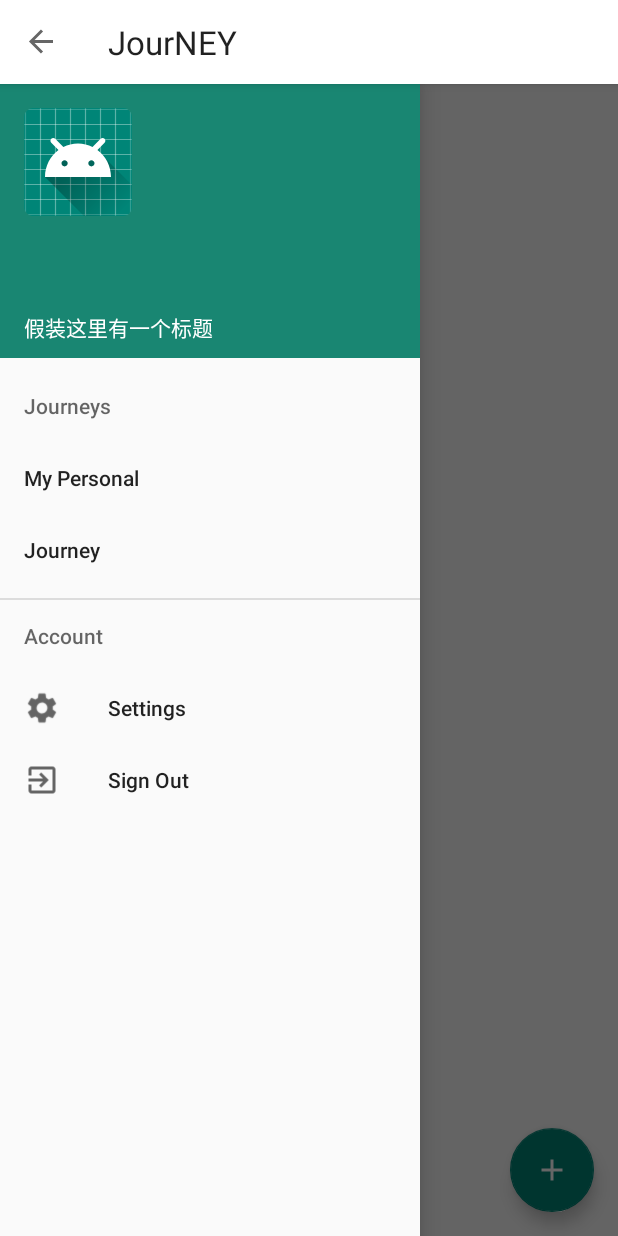
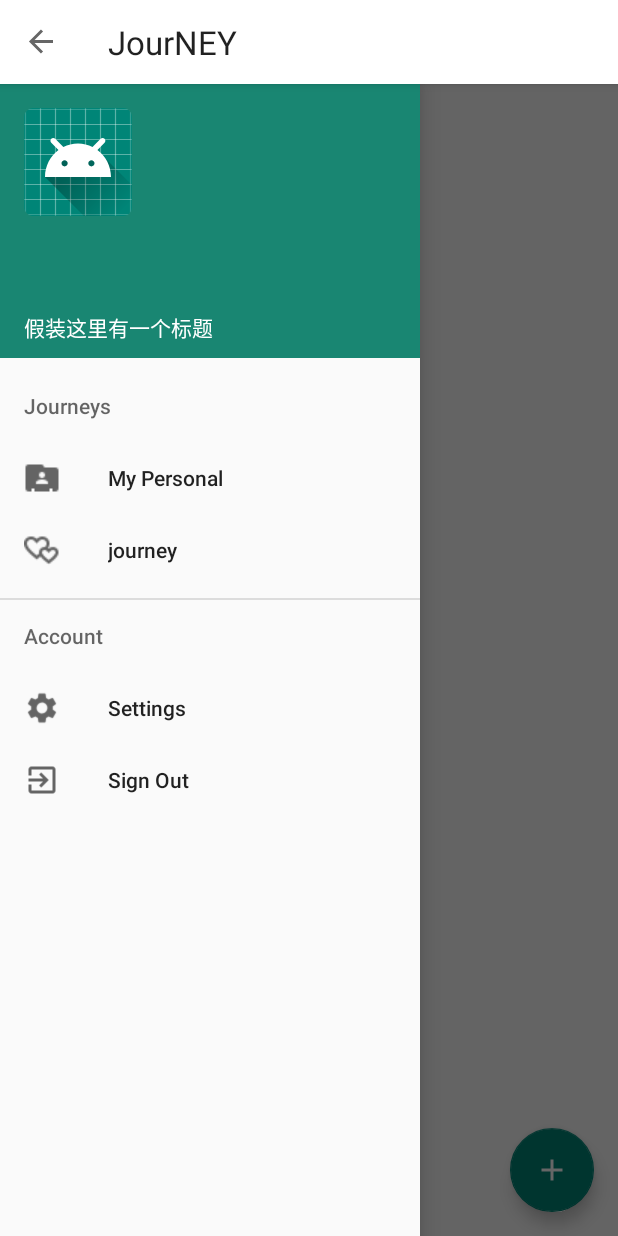
Before and after one commit to Chris4lilv/JOURNEY-Android, an Android app: the screen it shows after launch once a user with an empty profile is signed in (MainActivity), with the side drawer open, on a phone screen of 412 x 824 dp. Run offline under Robolectric (Android 15) with nearby library versions, the phone set to English and light mode, and no system bars; our stand-ins replace Firebase (no records; nobody signed in at launch, a user with empty details on screens opened directly), androidx.preference; 1 statement that could not run was skipped.

```diff
--- a/app/src/main/java/com/example/android/album/DisplayFragment.java
+++ b/app/src/main/java/com/example/android/album/DisplayFragment.java
@@ -57,12 +57,8 @@ import com.google.firebase.storage.FirebaseStorage;
 import com.google.firebase.storage.StorageReference;
 import com.google.firebase.storage.UploadTask;
 
-import org.w3c.dom.Text;
-
 import java.lang.reflect.Array;
 import java.util.ArrayList;
-import java.util.Arrays;
-import java.util.List;
 
 public class DisplayFragment extends Fragment implements SwipeRefreshLayout.OnRefreshListener {
 
@@ -92,8 +88,7 @@ public class DisplayFragment extends Fragment implements SwipeRefreshLayout.OnRe
 
     private String mCurrentUser;
     private String mDirectory;
-    protected String mWorkspace;
-
+    public String mWorkspace;
 
     @Nullable
     @Override
@@ -238,11 +233,12 @@ public class DisplayFragment extends Fragment implements SwipeRefreshLayout.OnRe
                 return true;
             }
         });
+        return view;
 
 
+    }
 
-        return view;
-    }
+
 
     @Override
     public void onRefresh() {
@@ -311,6 +307,4 @@ public class DisplayFragment extends Fragment implements SwipeRefreshLayout.OnRe
 
         ActivityCompat.startActivity(getActivity(), intent, options.toBundle());
     }
-
-
 }
--- a/app/src/main/java/com/example/android/album/MainActivity.java
+++ b/app/src/main/java/com/example/android/album/MainActivity.java
@@ -5,6 +5,7 @@ import androidx.appcompat.app.ActionBarDrawerToggle;
 import androidx.appcompat.app.AppCompatActivity;
 import androidx.appcompat.widget.Toolbar;
 import androidx.drawerlayout.widget.DrawerLayout;
+import androidx.fragment.app.Fragment;
 import androidx.fragment.app.FragmentManager;
 import androidx.preference.PreferenceFragmentCompat;
 
@@ -23,13 +24,15 @@ import android.view.SubMenu;
 import android.view.View;
 import android.widget.TextView;
 
+import com.bumptech.glide.manager.LifecycleListener;
 import com.google.android.material.navigation.NavigationView;
 import com.google.firebase.auth.FirebaseAuth;
 import com.google.firebase.auth.FirebaseUser;
 
 import java.util.ArrayList;
+import java.util.DuplicateFormatFlagsException;
 
-public class MainActivity extends AppCompatActivity {
+public class MainActivity extends AppCompatActivity{
     //TODO: listview 左边显示日期背景更换
     //TODO：让listview的每一个item透明度低一些
     //TODO：listview的title字体更换
@@ -40,7 +43,7 @@ public class MainActivity extends AppCompatActivity {
     private TextView mUserName;
 
     private String journeyName;
-
+    public Boolean switchToPersonal;
     @Override
     protected void onCreate(Bundle savedInstanceState) {
         super.onCreate(savedInstanceState);
@@ -52,7 +55,7 @@ public class MainActivity extends AppCompatActivity {
         toolbar = findViewById(R.id.toolbar);
         mDrawerLayout = (DrawerLayout) findViewById(R.id.drawer_layout);
 
-
+        switchToPersonal = false;
         //This create the icon at the upper left corner that would change as navigation drawer open
         ActionBarDrawerToggle toggle = new ActionBarDrawerToggle(this,mDrawerLayout,toolbar,R.string.caption_hint,R.string.cancel);
         mDrawerLayout.addDrawerListener(toggle);
@@ -66,23 +69,17 @@ public class MainActivity extends AppCompatActivity {
         fmManager.beginTransaction()
                 .add(R.id.display_fragment,displayFragment).commit();
 
-
         NavigationView nv_left = findViewById(R.id.navigation);
         View headerView = nv_left.getHeaderView(0);
 
         SharedPreferences sharedPreferences = PreferenceManager.getDefaultSharedPreferences(this);
-        journeyName = sharedPreferences.getString("JourneyName", "Journey");
+        journeyName = sharedPreferences.getString("JourneyName", "journey");
 
         Menu menu = nv_left.getMenu();
-        SubMenu journeysMenu = menu.findItem(R.id.journeys_group).getSubMenu();
-        journeysMenu.add(journeyName).setOnMenuItemClickListener(new MenuItem.OnMenuItemClickListener() {
-            @Override
-            public boolean onMenuItemClick(MenuItem item) {
-                displayFragment.mWorkspace = journeyName;
-                displayFragment.changeWorkSpace();
-                return true;
-            }
-        });
+        final SubMenu journeysMenu = menu.findItem(R.id.journeys_group).getSubMenu();
+        final MenuItem newJourney = journeysMenu.add(0,100, 0, journeyName);
+        newJourney.setIcon(R.drawable.romance_heart_24);
+
 
         mUserName = headerView.findViewById(R.id.user_name);
         mUserName.setText(user.getDisplayName());
@@ -91,16 +88,28 @@ public class MainActivity extends AppCompatActivity {
             @Override
             public boolean onNavigationItemSelected(@NonNull MenuItem item) {
                 switch (item.getItemId()) {
+                    case 100:
+                        displayFragment.mWorkspace = journeyName;
+                        switchToPersonal = false;
+                        displayFragment.changeWorkSpace();
+                        newJourney.setIcon(R.drawable.romance_heart_24_filled);
+                        journeysMenu.getItem(0).setIcon(R.drawable.my_personal_icon_24);
+                        mDrawerLayout.closeDrawers();
+                        break;
                     case R.id.my_personal_journey:
                         displayFragment.mWorkspace = "personal";
+                        switchToPersonal = true;
                         displayFragment.changeWorkSpace();
+                        item.setIcon(R.drawable.my_personal_icon_filled_24);
+                        newJourney.setIcon(R.drawable.romance_heart_24);
+                        mDrawerLayout.closeDrawers();
                         break;
                     case R.id.nav_account_setting:
                         Intent intentSettings = new Intent(MainActivity.this, SettingsActivity.class);
                         startActivity(intentSettings);
                         finish();
                         break;
-                    case R.id.nav_logout://条目的ID
+                    case R.id.nav_logout:
                         mAuth.signOut();
                         Intent intent = new Intent(MainActivity.this, SignInActivity.class);
                         startActivity(intent);
@@ -110,10 +119,5 @@ public class MainActivity extends AppCompatActivity {
                 return false;
             }
         });
-
-
     }
-
-
-
 }
--- a/app/src/main/res/menu/menu_navigation_drawer.xml
+++ b/app/src/main/res/menu/menu_navigation_drawer.xml
@@ -6,6 +6,7 @@
             <item
                 android:id="@+id/my_personal_journey"
                 android:title="My Personal"
+                android:icon="@drawable/my_personal_icon_filled_24"
                 />
         </menu>
 
```
Also changed, not shown: app/src/main/res/drawable/my_personal_icon_24.png (added), app/src/main/res/drawable/my_personal_icon_filled_24.png (added), app/src/main/res/drawable/romance_heart_24.png (added), app/src/main/res/drawable/romance_heart_24_filled.png (added).
